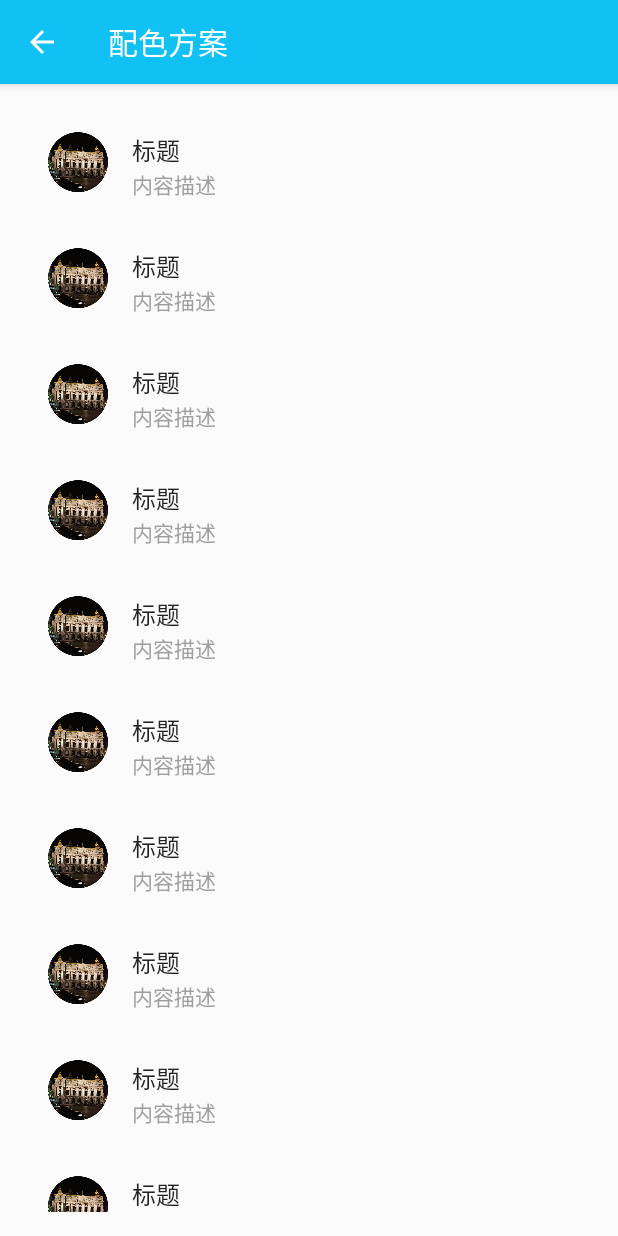
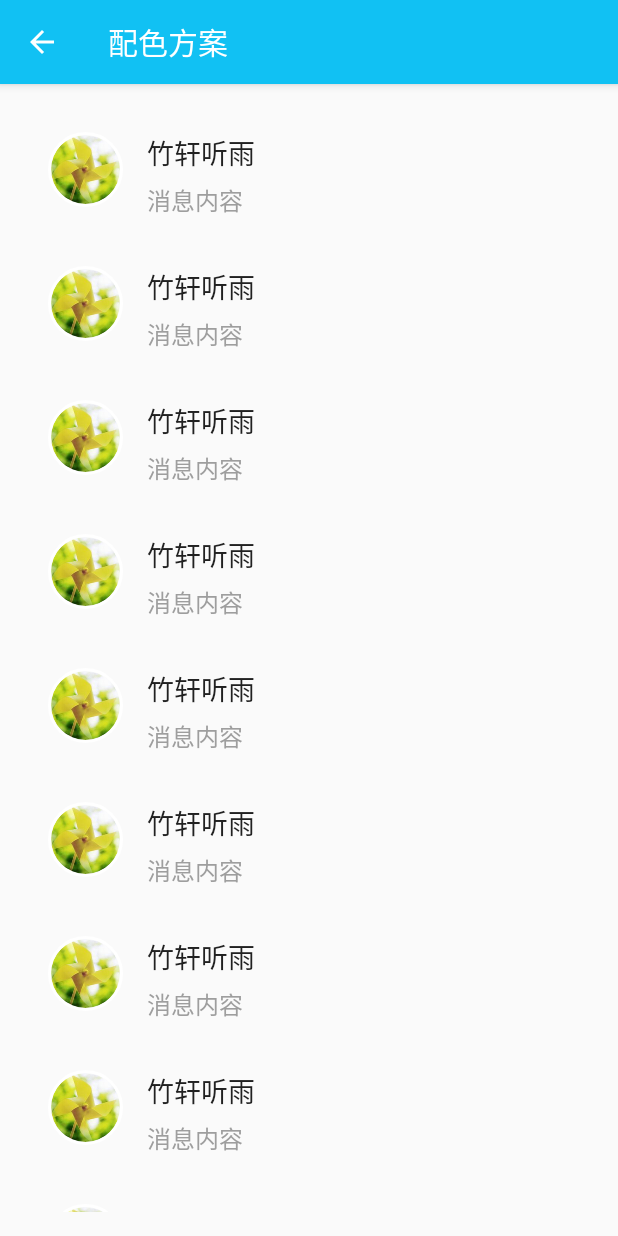
Before and after one commit to powerofcheese/aurora-iot-android, an Android app: the ColorSchemeActivity screen opened directly, with no data from a screen before it, on a phone screen of 412 x 824 dp. Run offline under Robolectric (Android 15) with nearby library versions, the phone set to English and light mode, and no system bars; our stand-ins replace CircleImageView.

Commit message:
Modify some ui details

```diff
--- a/Aurora/app/build.gradle
+++ b/Aurora/app/build.gradle
@@ -36,4 +36,5 @@ dependencies {
     compile 'com.github.bmarrdev:android-DecoView-charting:v1.2'
     compile 'com.github.bumptech.glide:glide:3.7.0'
     compile 'com.android.support:palette-v7:23.4.0'
+    compile 'jp.wasabeef:recyclerview-animators:2.2.4'
 }
--- a/Aurora/app/src/main/java/com/happylrd/aurora/ColorSchemeActivity.java
+++ b/Aurora/app/src/main/java/com/happylrd/aurora/ColorSchemeActivity.java
@@ -12,6 +12,8 @@ import android.view.View;
 import android.view.ViewGroup;
 import android.widget.ImageView;
 import android.widget.TextView;
+
+import de.hdodenhof.circleimageview.CircleImageView;
 
 public class ColorSchemeActivity extends AppCompatActivity {
 
@@ -38,17 +40,16 @@ public class ColorSchemeActivity extends AppCompatActivity {
     }
 
     private class ColorSchemeHolder extends RecyclerView.ViewHolder {
-
-        public ImageView itemAvatar;
-        public TextView itemTitle;
-        public TextView itemDescription;
+        private CircleImageView civ_head_portrait;
+        private TextView tv_nick_name;
+        private TextView tv_message;
 
         public ColorSchemeHolder(View itemView) {
             super(itemView);
 
-            itemAvatar = (ImageView) itemView.findViewById(R.id.list_avatar);
-            itemTitle = (TextView) itemView.findViewById(R.id.list_title);
-            itemDescription = (TextView) itemView.findViewById(R.id.list_desc);
+            civ_head_portrait = (CircleImageView) itemView.findViewById(R.id.civ_head_portrait);
+            tv_nick_name = (TextView) itemView.findViewById(R.id.tv_nick_name);
+            tv_message = (TextView) itemView.findViewById(R.id.tv_message);
         }
 
         public void bindColorScheme() {
--- a/Aurora/app/src/main/res/layout/item_list.xml
+++ b/Aurora/app/src/main/res/layout/item_list.xml
@@ -1,39 +1,43 @@
 <?xml version="1.0" encoding="utf-8"?>
 <RelativeLayout xmlns:android="http://schemas.android.com/apk/res/android"
+    xmlns:app="http://schemas.android.com/apk/res-auto"
     xmlns:tools="http://schemas.android.com/tools"
     android:layout_width="match_parent"
     android:layout_height="wrap_content"
     android:background="?android:attr/selectableItemBackground"
     android:padding="@dimen/md_keylines">
 
-    <ImageView
-        android:id="@+id/list_avatar"
-        android:layout_width="@dimen/avator_size"
-        android:layout_height="@dimen/avator_size"
+    <de.hdodenhof.circleimageview.CircleImageView
+        android:id="@+id/civ_head_portrait"
+        android:layout_width="50dp"
+        android:layout_height="50dp"
         android:scaleType="centerCrop"
-        android:src="@drawable/a_avator" />
+        android:src="@drawable/default_head_portrait"
+        app:civ_border_color="#FFFFFFFF"
+        app:civ_border_width="2dp" />
 
     <TextView
-        android:id="@+id/list_title"
+        android:id="@+id/tv_nick_name"
         android:layout_width="match_parent"
         android:layout_height="wrap_content"
         android:layout_marginLeft="@dimen/md_keylines"
-        android:layout_toRightOf="@+id/list_avatar"
+        android:layout_toRightOf="@id/civ_head_portrait"
+        android:text="竹轩听雨"
         android:textAppearance="?attr/textAppearanceListItem"
-        android:textSize="@dimen/article_subheading"
-        android:text="@string/item_title" />
+        android:textSize="18sp" />
 
     <TextView
-        android:id="@+id/list_desc"
+        android:id="@+id/tv_message"
         android:layout_width="match_parent"
         android:layout_height="wrap_content"
-        android:layout_below="@+id/list_title"
+        android:layout_below="@id/tv_nick_name"
         android:layout_marginLeft="@dimen/md_keylines"
-        android:layout_toRightOf="@+id/list_avatar"
+        android:layout_marginTop="6dp"
+        android:layout_toRightOf="@id/civ_head_portrait"
         android:ellipsize="end"
         android:singleLine="true"
+        android:text="消息内容"
         android:textAppearance="?attr/textAppearanceListItem"
         android:textColor="@color/grey_medium"
-        android:textSize="@dimen/list_body"
-        android:text="@string/item_desc" />
+        android:textSize="16sp" />
 </RelativeLayout>
```
Also changed, not shown: Aurora/app/src/main/java/com/happylrd/aurora/ListMessageFragment.java (+46 -25 lines).
